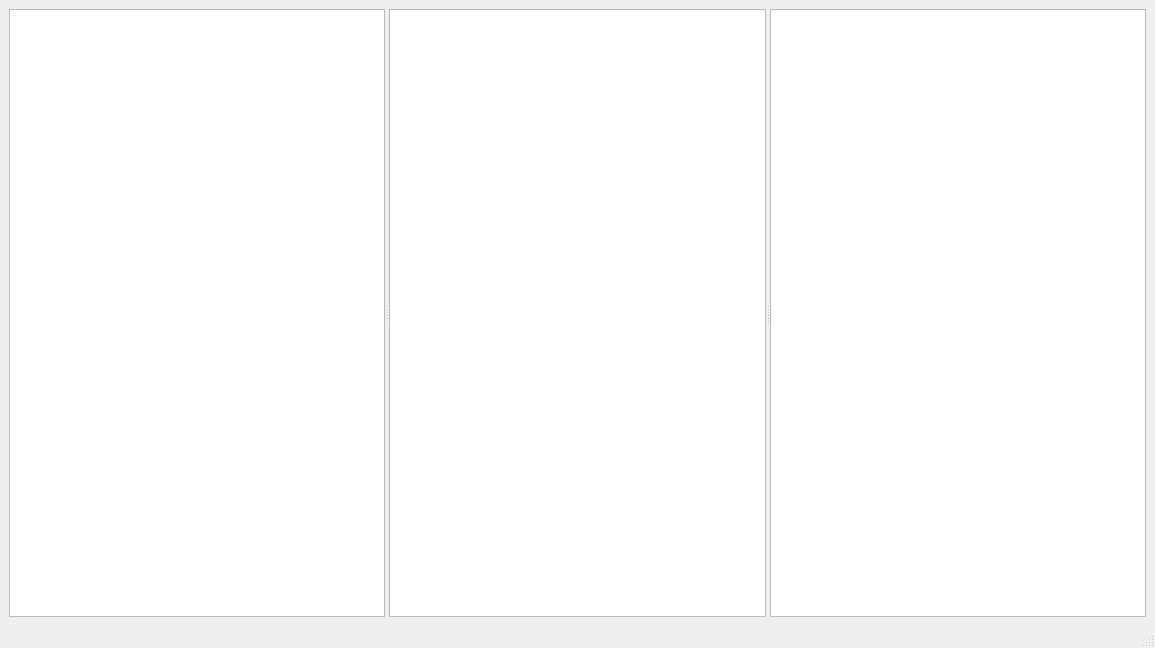
The window that app/mainwindow.ui (olegantonyan/mpz) describes before a commit, drawn with Qt 5.
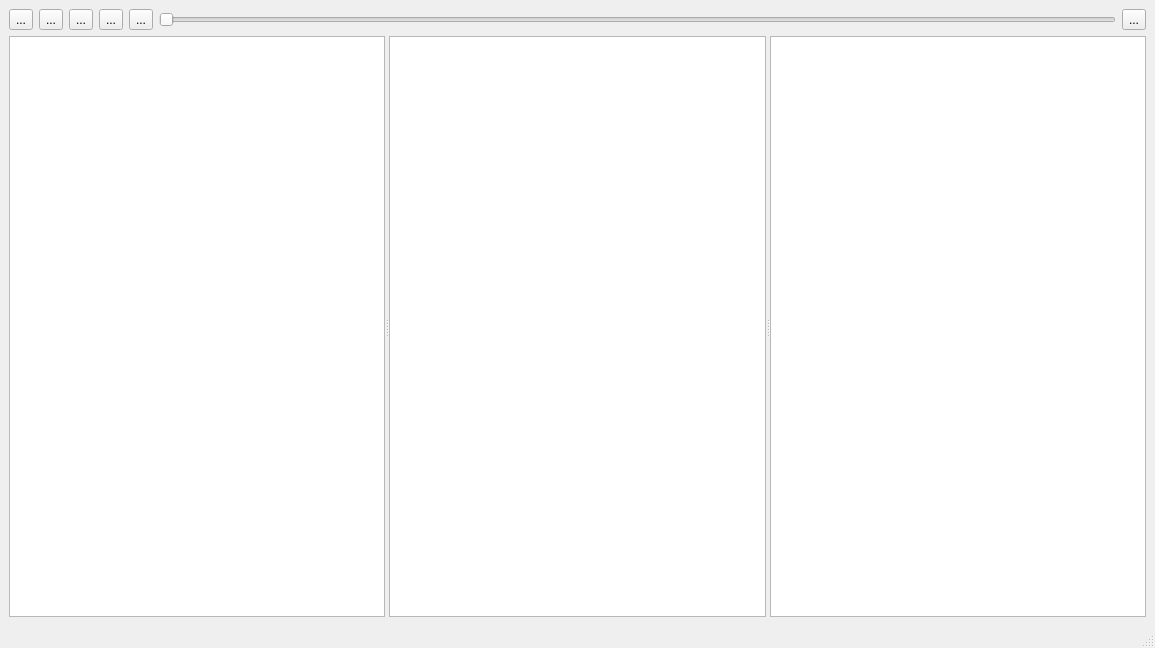
The same window after the commit. Icons and pictures are not drawn.

```diff
--- a/app/mainwindow.ui
+++ b/app/mainwindow.ui
@@ -15,6 +15,83 @@
   </property>
   <widget class="QWidget" name="centralwidget">
    <layout class="QVBoxLayout" name="verticalLayout">
+    <item>
+     <layout class="QHBoxLayout" name="horizontalLayout">
+      <item>
+       <widget class="QToolButton" name="stopButton">
+        <property name="text">
+         <string>...</string>
+        </property>
+        <property name="icon">
+         <iconset resource="resources/resources.qrc">
+          <normaloff>:/icons/icons/stop.svg</normaloff>:/icons/icons/stop.svg</iconset>
+        </property>
+       </widget>
+      </item>
+      <item>
+       <widget class="QToolButton" name="pauseButton">
+        <property name="text">
+         <string>...</string>
+        </property>
+        <property name="icon">
+         <iconset resource="resources/resources.qrc">
+          <normaloff>:/icons/icons/pause.svg</normaloff>:/icons/icons/pause.svg</iconset>
+        </property>
+       </widget>
+      </item>
+      <item>
+       <widget class="QToolButton" name="playButton">
+        <property name="text">
+         <string>...</string>
+        </property>
+        <property name="icon">
+         <iconset resource="resources/resources.qrc">
+          <normaloff>:/icons/icons/play.svg</normaloff>:/icons/icons/play.svg</iconset>
+        </property>
+       </widget>
+      </item>
+      <item>
+       <widget class="QToolButton" name="prevButton">
+        <property name="text">
+         <string>...</string>
+        </property>
+        <property name="icon">
+         <iconset resource="resources/resources.qrc">
+          <normaloff>:/icons/icons/prev.svg</normaloff>:/icons/icons/prev.svg</iconset>
+        </property>
+       </widget>
+      </item>
+      <item>
+       <widget class="QToolButton" name="nextButton">
+        <property name="text">
+         <string>...</string>
+        </property>
+        <property name="icon">
+         <iconset resource="resources/resources.qrc">
+          <normaloff>:/icons/icons/next.svg</normaloff>:/icons/icons/next.svg</iconset>
+        </property>
+       </widget>
+      </item>
+      <item>
+       <widget class="QSlider" name="progressSeeker">
+        <property name="orientation">
+         <enum>Qt::Horizontal</enum>
+        </property>
+       </widget>
+      </item>
+      <item>
+       <widget class="QToolButton" name="menuButton">
+        <property name="text">
+         <string>...</string>
+        </property>
+        <property name="icon">
+         <iconset resource="resources/resources.qrc">
+          <normaloff>:/icons/icons/menu.svg</normaloff>:/icons/icons/menu.svg</iconset>
+        </property>
+       </widget>
+      </item>
+     </layout>
+    </item>
     <item>
      <widget class="QSplitter" name="splitter">
       <property name="orientation">
```
Left out of the diff: 4 changed lines with no effect on the pictures.
